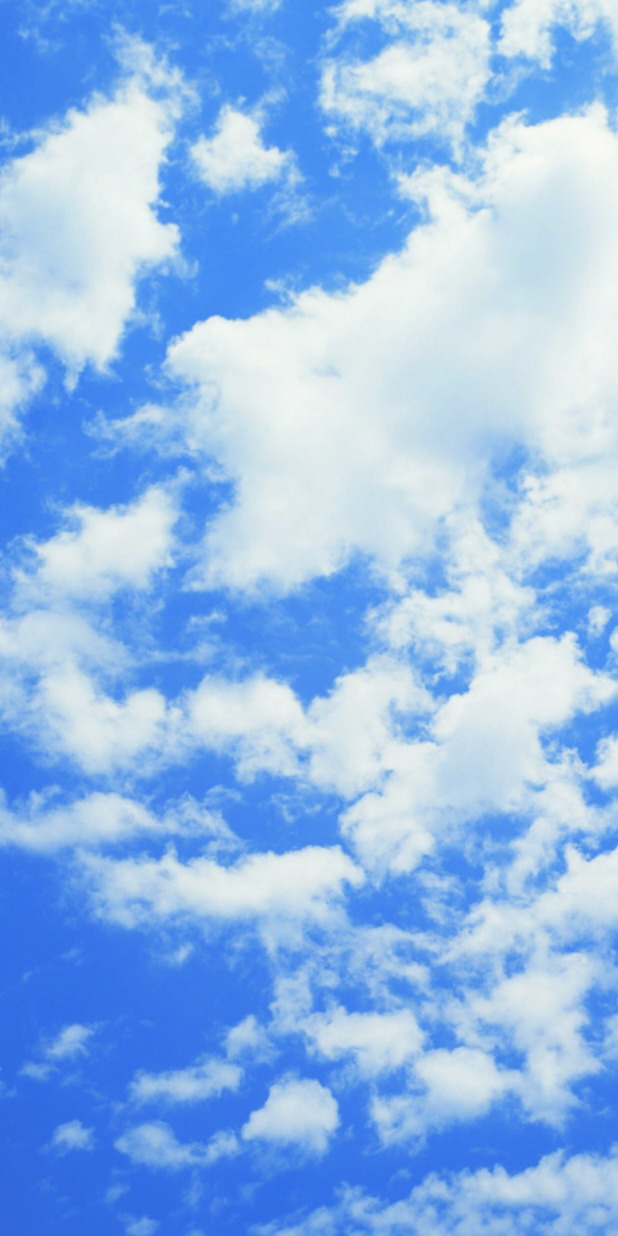
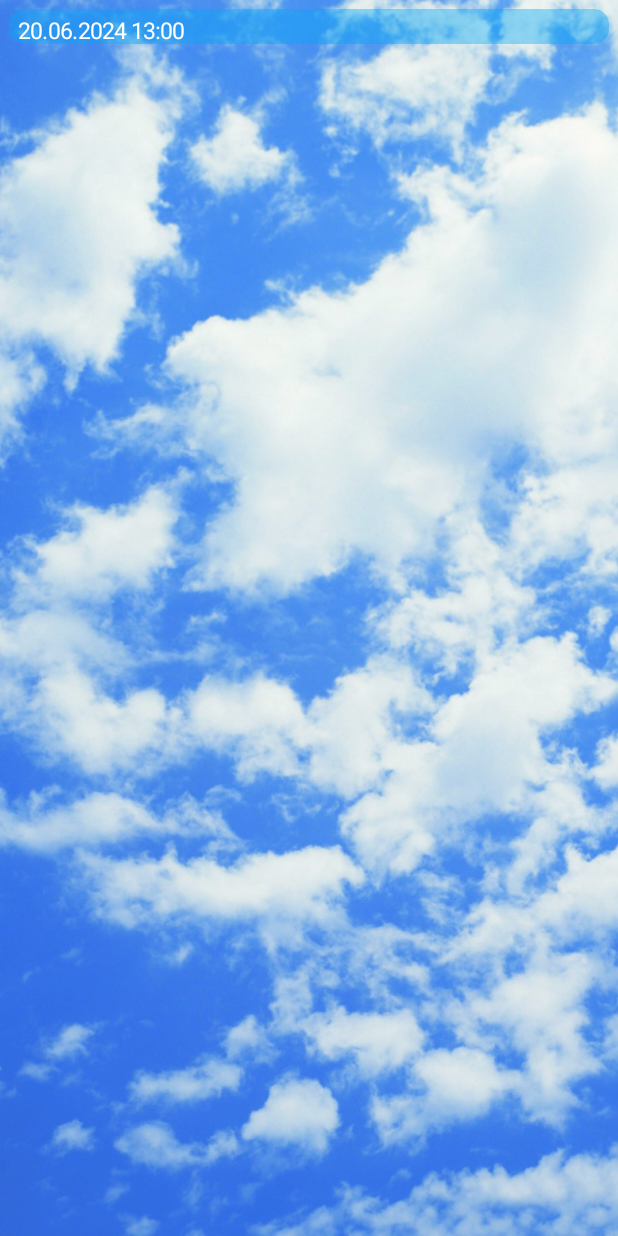
Before and after one commit to NoXis82/ComposeExample, an Android app built with Jetpack Compose: the screen it shows after launch (MainActivity), on a phone screen of 412 x 824 dp. Run offline under Robolectric (Android 15) with nearby library versions, the phone set to English and light mode, and no system bars; our stand-ins replace Volley.

Commit message:
Добавляем Text для показа даты и времени

```diff
--- a/app/src/main/java/com/noxis/composeexample/screens/MainScreen.kt
+++ b/app/src/main/java/com/noxis/composeexample/screens/MainScreen.kt
@@ -1,20 +1,27 @@
 package com.noxis.composeexample.screens
 
 import androidx.compose.foundation.Image
+import androidx.compose.foundation.layout.Arrangement
 import androidx.compose.foundation.layout.Column
+import androidx.compose.foundation.layout.Row
 import androidx.compose.foundation.layout.fillMaxSize
 import androidx.compose.foundation.layout.fillMaxWidth
 import androidx.compose.foundation.layout.padding
 import androidx.compose.foundation.shape.RoundedCornerShape
 import androidx.compose.material3.Card
 import androidx.compose.material3.CardDefaults
+import androidx.compose.material3.Text
 import androidx.compose.runtime.Composable
+import androidx.compose.ui.Alignment
 import androidx.compose.ui.Modifier
 import androidx.compose.ui.draw.alpha
+import androidx.compose.ui.graphics.Color
 import androidx.compose.ui.layout.ContentScale
 import androidx.compose.ui.res.painterResource
+import androidx.compose.ui.text.TextStyle
 import androidx.compose.ui.tooling.preview.Preview
 import androidx.compose.ui.unit.dp
+import androidx.compose.ui.unit.sp
 import com.noxis.composeexample.R
 import com.noxis.composeexample.ui.theme.BlueLight
 
@@ -41,7 +48,22 @@ fun MainScreen() {
             elevation = CardDefaults.cardElevation(0.dp),
             shape = RoundedCornerShape(10.dp)
         ) {
-
+            Column(
+                modifier = Modifier.fillMaxWidth(),
+                horizontalAlignment = Alignment.CenterHorizontally
+            ) {
+                Row(
+                    modifier = Modifier.fillMaxWidth(),
+                    horizontalArrangement = Arrangement.SpaceBetween
+                ) {
+                    Text(
+                        modifier = Modifier.padding(top = 6.dp, start = 6.dp),
+                        text = "20.06.2024 13:00",
+                        style = TextStyle(fontSize = 15.sp),
+                        color = Color.White
+                    )
+                }
+            }
         }
     }
 }
```
